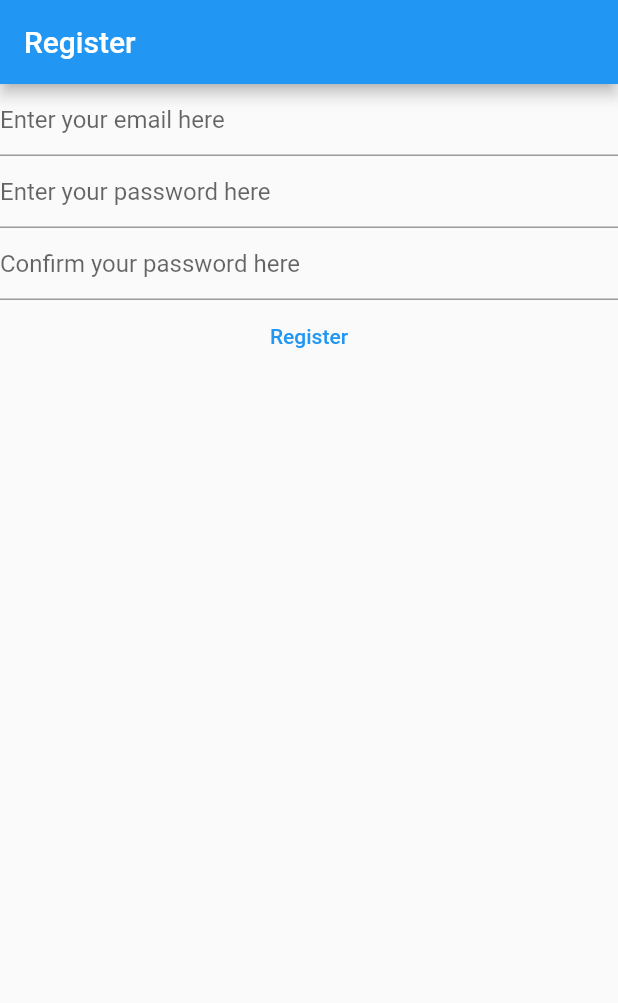
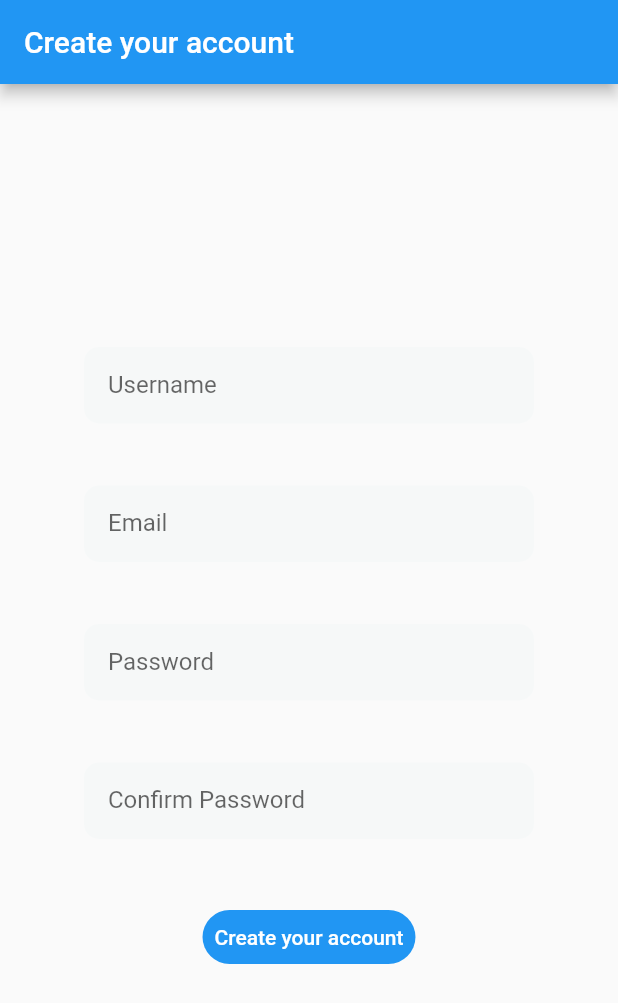
Before and after one commit to RafVanhoegaerden-s128965/IntroMobile, a Flutter app: the screen it shows after launch, on a phone screen of 412 x 824 dp. Shown: the top 1003 px of the screen. Run offline on Flutter 3.47's test engine with Material 2 defaults, Android fonts, the phone set to English and light mode, and no system bars; our stand-ins replace firebase_auth, firebase_core; accounts and stored records are empty.

Commit message:
Change error by 'password are not same', layout the fields and button

```diff
--- a/parq_app/lib/main.dart
+++ b/parq_app/lib/main.dart
@@ -17,19 +17,35 @@ void main() {
 }
 
 class HomePage extends StatefulWidget {
-  const HomePage({Key? key}) : super(key: key);
+  const HomePage({super.key});
 
   @override
-  _HomePageState createState() => _HomePageState();
+  State<HomePage> createState() => _HomePageState();
 }
 
 class _HomePageState extends State<HomePage> {
+  late final TextEditingController _username;
   late final TextEditingController _email;
   late final TextEditingController _password;
   late final TextEditingController _confirmPassword;
 
+  InputDecoration buildInputDecoration(String hintText, String labelText) {
+    return InputDecoration(
+      hintText: hintText,
+      labelText: labelText,
+      filled: true,
+      fillColor: Color.fromARGB(100, 240, 246, 246),
+      border: OutlineInputBorder(
+        borderRadius: BorderRadius.circular(10),
+        borderSide: BorderSide.none,
+      ),
+      contentPadding: const EdgeInsets.symmetric(vertical: 16, horizontal: 16),
+    );
+  }
+
   @override
   void initState() {
+    _username = TextEditingController();
     _email = TextEditingController();
     _password = TextEditingController();
     _confirmPassword = TextEditingController();
@@ -38,6 +54,7 @@ class _HomePageState extends State<HomePage> {
 
   @override
   void dispose() {
+    _username.dispose();
     _email.dispose();
     _password.dispose();
     _confirmPassword.dispose();
@@ -47,7 +64,7 @@ class _HomePageState extends State<HomePage> {
   @override
   Widget build(BuildContext context) {
     return Scaffold(
-      appBar: AppBar(title: const Text("Register")),
+      appBar: AppBar(title: const Text("Create your account")),
       body: FutureBuilder(
         future: Firebase.initializeApp(
           options: DefaultFirebaseOptions.currentPlatform,
@@ -55,56 +72,104 @@ class _HomePageState extends State<HomePage> {
         builder: (context, snapshot) {
           switch (snapshot.connectionState) {
             case ConnectionState.done:
-              return Column(
+              return Center(
+                child: SizedBox(
+                  height: 500,
+                  width: 300,
+                  child: Column(
+                    mainAxisAlignment: MainAxisAlignment.spaceEvenly,
                     children: [
+                      TextField(
+                        controller: _username,
+                        enableSuggestions: false,
+                        autocorrect: false,
+                        decoration: buildInputDecoration(
+                            'Enter your username here', 'Username'),
+                      ),
                       TextField(
                         controller: _email,
                         enableSuggestions: false,
                         autocorrect: false,
                         keyboardType: TextInputType.emailAddress,
-                    decoration: const InputDecoration(
-                        hintText: 'Enter your email here'),
+                        decoration: buildInputDecoration(
+                            'Enter your email here', 'Email'),
                       ),
                       TextField(
                         controller: _password,
                         obscureText: true,
                         enableSuggestions: false,
                         autocorrect: false,
-                    decoration: const InputDecoration(
-                        hintText: 'Enter your password here'),
+                        decoration: buildInputDecoration(
+                            'Enter your password here', 'Password'),
                       ),
                       TextField(
                         controller: _confirmPassword,
                         obscureText: true,
                         enableSuggestions: false,
                         autocorrect: false,
-                    decoration: const InputDecoration(
-                        hintText: 'Confirm your password here'),
+                        decoration: buildInputDecoration(
+                            'Enter your confirm password here',
+                            'Confirm Password'),
                       ),
                       TextButton(
                         onPressed: () async {
+                          final username = _username.text;
                           final email = _email.text;
                           final password = _password.text;
                           final confirmPassword = _confirmPassword.text;
 
                           if (password != confirmPassword) {
-                        ScaffoldMessenger.of(context).showSnackBar(
-                          const SnackBar(
-                            content: Text("Passwords do not match"),
+                            showDialog(
+                              context: context,
+                              builder: (context) {
+                                return AlertDialog(
+                                  title: const Text('Error'),
+                                  content: const Text(
+                                    'Passwords do not match',
                                   ),
+                                  actions: <Widget>[
+                                    TextButton(
+                                      onPressed: () {
+                                        Navigator.of(context).pop();
+                                      },
+                                      child: const Text('OK'),
+                                    ),
+                                  ],
                                 );
-                      } else {
+                              },
+                            );
+                            return;
+                          }
+
                           final userCredential = await FirebaseAuth.instance
                               .createUserWithEmailAndPassword(
                             email: email,
                             password: password,
                           );
+
+                          await userCredential.user
+                              ?.updateDisplayName(username);
+
                           print(userCredential);
-                      }
                         },
-                    child: const Text('Register'),
+                        style: ButtonStyle(
+                          shape:
+                              MaterialStateProperty.all<RoundedRectangleBorder>(
+                            RoundedRectangleBorder(
+                              borderRadius: BorderRadius.circular(20.0),
+                            ),
+                          ),
+                          backgroundColor:
+                              MaterialStateProperty.all<Color>(Colors.blue),
+                        ),
+                        child: Text(
+                          'Create your account',
+                          style: TextStyle(color: Colors.white),
+                        ),
                       ),
                     ],
+                  ),
+                ),
               );
             default:
               return const Text('Loading...');
```
Lines whose indentation alone changed are shown as unchanged.
